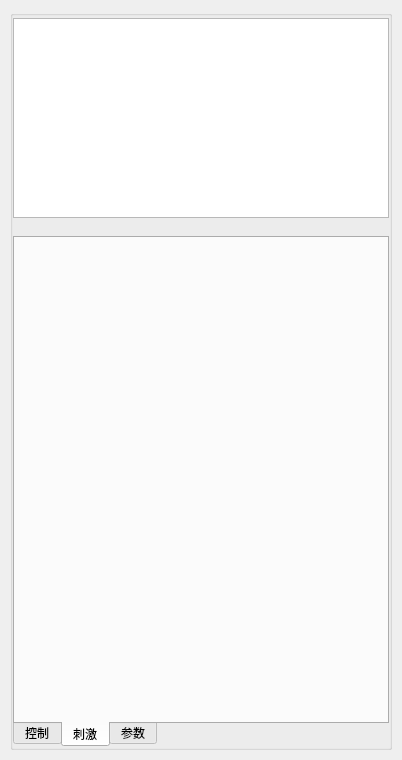
This is src/ControlStiParamPlugin/ControlStiParam/CMembraneTestControlArea.ui in IPX-192/controlStiParam as Qt 5 draws it before an edit. The edited form follows.
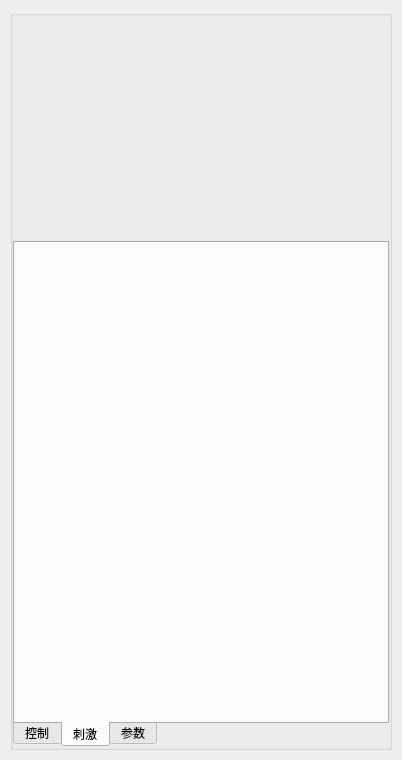
This is the edited form. Custom widgets are drawn as their Qt base class.

The edit to the form file:
```diff
--- a/src/ControlStiParamPlugin/ControlStiParam/CMembraneTestControlArea.ui
+++ b/src/ControlStiParamPlugin/ControlStiParam/CMembraneTestControlArea.ui
@@ -42,7 +42,7 @@
      </property>
      <layout class="QVBoxLayout" name="verticalLayout">
       <property name="spacing">
-       <number>20</number>
+       <number>15</number>
       </property>
       <property name="leftMargin">
        <number>0</number>
@@ -57,22 +57,13 @@
        <number>0</number>
       </property>
       <item>
-       <widget class="CDataMonitorPanel" name="dataMonitorTableView">
+       <widget class="CDataMonitorWnd" name="widget" native="true">
         <property name="minimumSize">
          <size>
           <width>0</width>
-          <height>200</height>
+          <height>210</height>
          </size>
         </property>
-        <property name="maximumSize">
-         <size>
-          <width>16777215</width>
-          <height>195</height>
-         </size>
-        </property>
-        <property name="verticalScrollBarPolicy">
-         <enum>Qt::ScrollBarAlwaysOff</enum>
-        </property>
        </widget>
       </item>
       <item>
@@ -110,9 +101,10 @@
  </widget>
  <customwidgets>
   <customwidget>
-   <class>CDataMonitorPanel</class>
-   <extends>QTableView</extends>
-   <header>CDataMonitorPanel.h</header>
+   <class>CDataMonitorWnd</class>
+   <extends>QWidget</extends>
+   <header>CDataMonitorWnd.h</header>
+   <container>1</container>
   </customwidget>
  </customwidgets>
  <resources/>
```
